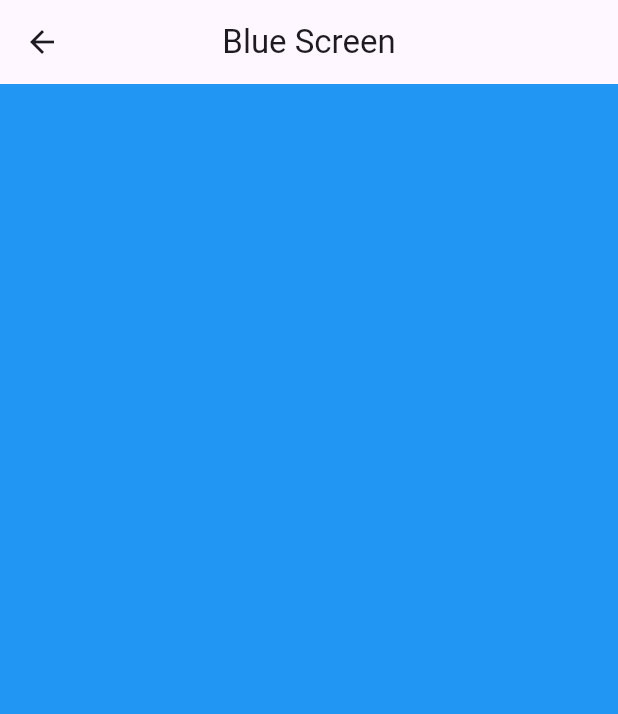
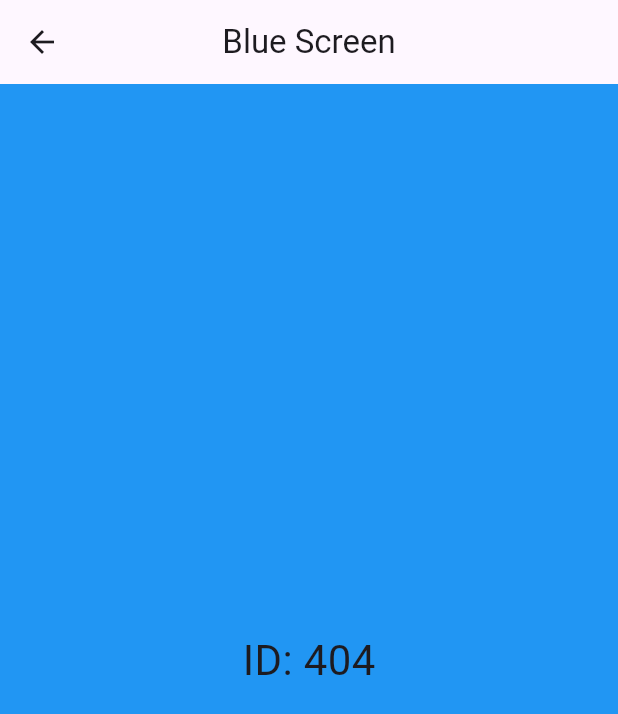
Before and after one commit to SemajCode/deeplink_demo, a Flutter app: the screen it shows after launch, after a tap on "Blue Screen", on a phone screen of 412 x 824 dp. Shown: the top 714 px of the screen. Run offline on Flutter 3.47's test engine with Material 3 defaults, Android fonts, the phone set to English and light mode, and no system bars; our stand-ins replace go_router.

Commit message:
changes added

```diff
--- a/lib/main.dart
+++ b/lib/main.dart
@@ -20,13 +20,10 @@ class MyApp extends StatelessWidget {
           builder: (context, state) => const Home(),
         ),
         GoRoute(
-          path: '/blue',
+          path: '/blue/:id',
           builder: (context, state) {
-            final params = state.pathParameters;
-            final id = params['id'];
-            return Blue(
-              id: id.toString(),
-            );
+            final id = state.pathParameters['id'];
+            return Blue(id: id!);
           },
         ),
         GoRoute(
--- a/lib/screens/blue.dart
+++ b/lib/screens/blue.dart
@@ -12,6 +12,14 @@ class Blue extends StatelessWidget {
         title: const Text('Blue Screen'),
         centerTitle: true,
       ),
+      body: Center(
+        child: Text(
+          'ID: $id',
+          style: const TextStyle(
+            fontSize: 28,
+          ),
+        ),
+      ),
       backgroundColor: Colors.blue,
     );
   }
--- a/lib/screens/home.dart
+++ b/lib/screens/home.dart
@@ -30,7 +30,7 @@ class Home extends StatelessWidget {
             onPressed: () {
               Navigator.of(context).push(
                 MaterialPageRoute(
-                  builder: (context) => const Blue(id: '123'),
+                  builder: (context) => const Blue(id: '404'),
                 ),
               );
             },
```
Also changed, not shown: 1 other file.
